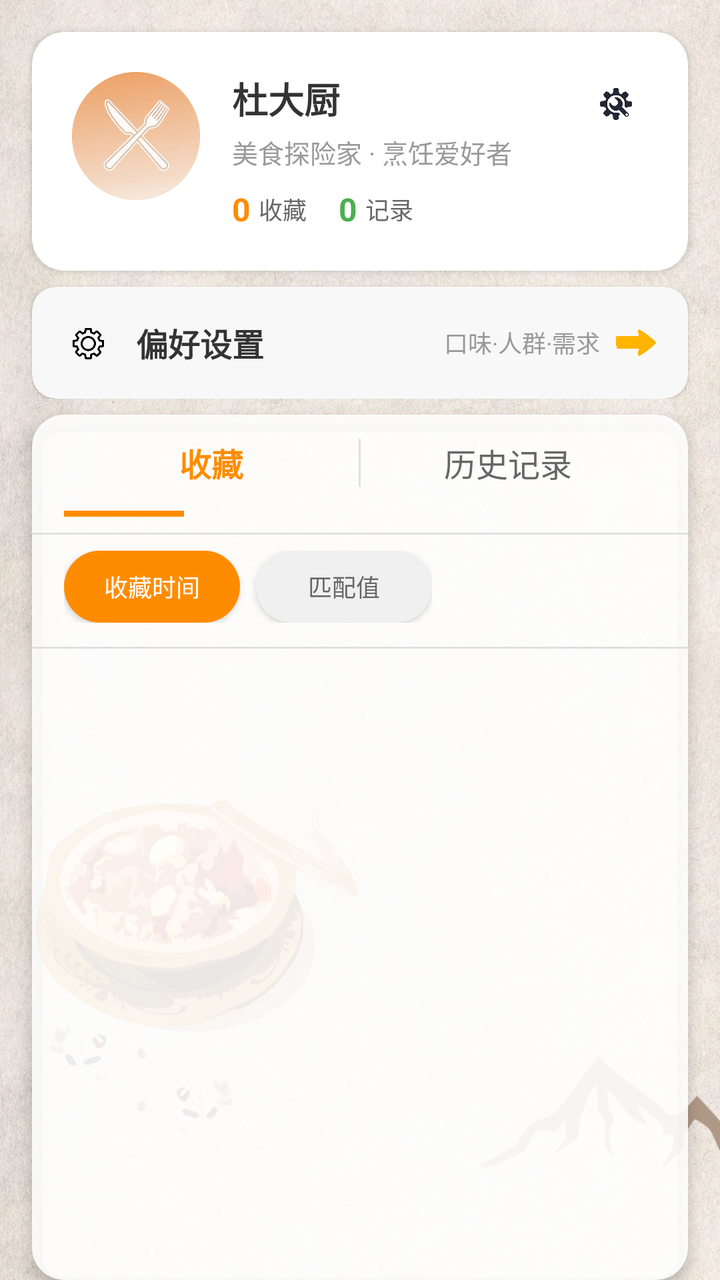
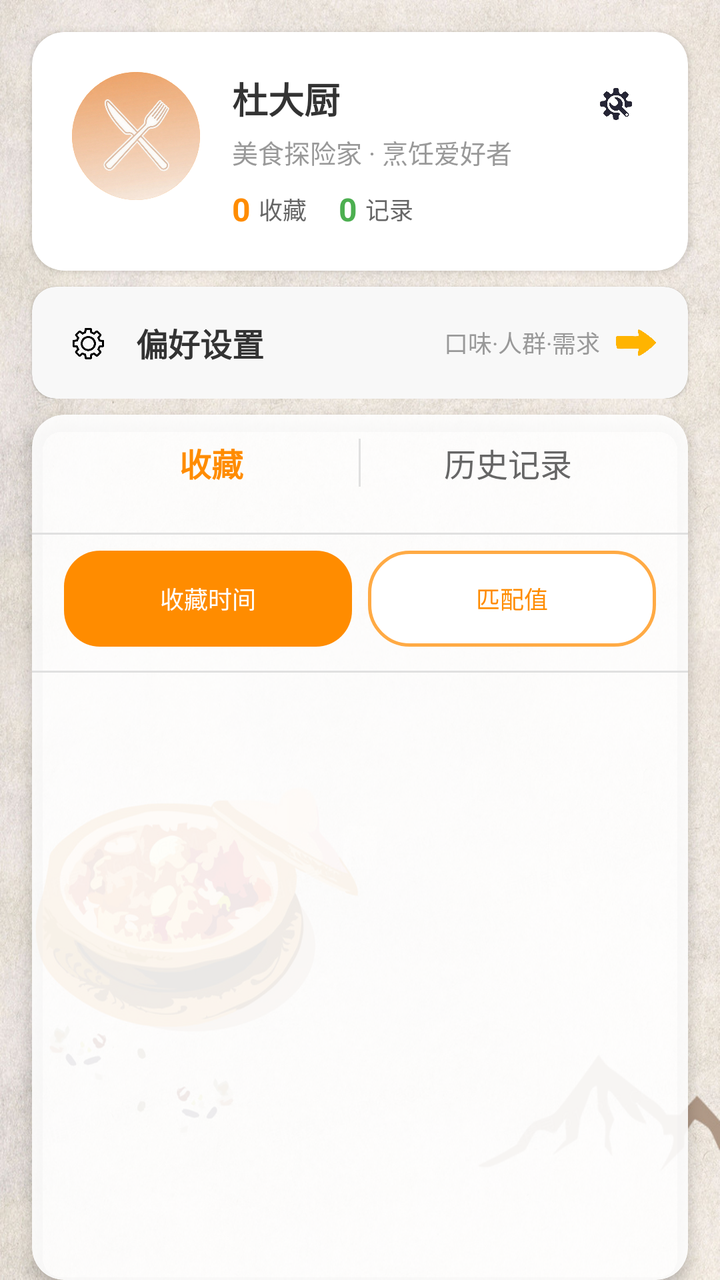

The first picture is an Android layout as it rendered before a commit; the second is the same layout after the commit. The layout source and the unified diff follow.
<!-- AndroidManifest.xml: application theme Theme.Kitchenmanager -->
<!-- res/layout/fragment_mine.xml -->
<?xml version="1.0" encoding="utf-8"?>
<androidx.constraintlayout.widget.ConstraintLayout xmlns:android="http://schemas.android.com/apk/res/android"
    xmlns:app="http://schemas.android.com/apk/res-auto"
    xmlns:tools="http://schemas.android.com/tools"
    android:layout_width="match_parent"
    android:layout_height="match_parent"
    android:background="@drawable/bg">

    
    <ScrollView
        android:id="@+id/scroll_top"
        android:layout_width="0dp"
        android:layout_height="wrap_content"
        android:fillViewport="true"
        android:scrollbars="none"
        app:layout_constraintTop_toTopOf="parent"
        app:layout_constraintStart_toStartOf="parent"
        app:layout_constraintEnd_toEndOf="parent"
        app:layout_constraintBottom_toTopOf="@+id/recipe_container">

        <LinearLayout
            android:layout_width="match_parent"
            android:layout_height="wrap_content"
            android:orientation="vertical"
            android:paddingBottom="8dp">

            
            <androidx.cardview.widget.CardView
                android:id="@+id/card_user_info"
                android:layout_width="match_parent"
                android:layout_height="wrap_content"
                android:layout_marginHorizontal="16dp"
                android:layout_marginTop="16dp"
                android:layout_marginBottom="8dp"
                app:cardBackgroundColor="#FFFFFF"
                app:cardCornerRadius="16dp"
                app:cardElevation="2dp">

                <LinearLayout
                    android:layout_width="match_parent"
                    android:layout_height="wrap_content"
                    android:orientation="horizontal"
                    android:padding="20dp">

                    <ImageView
                        android:id="@+id/iv_mine_avatar"
                        android:layout_width="64dp"
                        android:layout_height="64dp"
                        android:background="@drawable/bg_avatar_circle"
                        android:clipToOutline="true"
                        android:contentDescription="用户头像"
                        android:scaleType="centerCrop"
                        android:src="@drawable/ic_logo_orange" />

                    <LinearLayout
                        android:layout_width="0dp"
                        android:layout_height="wrap_content"
                        android:layout_marginStart="16dp"
                        android:layout_weight="1"
                        android:gravity="center_vertical"
                        android:orientation="vertical">

                        <TextView
                            android:id="@+id/tv_mine_name"
                            android:layout_width="wrap_content"
                            android:layout_height="wrap_content"
                            android:text="杜大厨"
                            android:textColor="#333333"
                            android:textSize="18sp"
                            android:textStyle="bold" />

                        <TextView
                            android:id="@+id/tv_mine_title"
                            android:layout_width="wrap_content"
                            android:layout_height="wrap_content"
                            android:layout_marginTop="4dp"
                            android:text="美食探险家 · 烹饪爱好者"
                            android:textColor="#999999"
                            android:textSize="13sp" />

                        <LinearLayout
                            android:layout_width="wrap_content"
                            android:layout_height="wrap_content"
                            android:layout_marginTop="8dp"
                            android:orientation="horizontal">

                            <LinearLayout
                                android:layout_width="wrap_content"
                                android:layout_height="wrap_content"
                                android:layout_marginEnd="16dp"
                                android:gravity="center_vertical"
                                android:orientation="horizontal">

                                <TextView
                                    android:id="@+id/fav_amount"
                                    android:layout_width="wrap_content"
                                    android:layout_height="wrap_content"
                                    android:text="0"
                                    android:textColor="#FF8C00"
                                    android:textSize="16sp"
                                    android:textStyle="bold" />

                                <TextView
                                    android:layout_width="wrap_content"
                                    android:layout_height="wrap_content"
                                    android:layout_marginStart="4dp"
                                    android:text="收藏"
                                    android:textColor="#666666"
                                    android:textSize="12sp" />
                            </LinearLayout>

                            <LinearLayout
                                android:layout_width="wrap_content"
                                android:layout_height="wrap_content"
                                android:gravity="center_vertical"
                                android:orientation="horizontal">

                                <TextView
                                    android:id="@+id/history_amount"
                                    android:layout_width="wrap_content"
                                    android:layout_height="wrap_content"
                                    android:text="0"
                                    android:textColor="#4CAF50"
                                    android:textSize="16sp"
                                    android:textStyle="bold" />

                                <TextView
                                    android:layout_width="wrap_content"
                                    android:layout_height="wrap_content"
                                    android:layout_marginStart="4dp"
                                    android:text="记录"
                                    android:textColor="#666666"
                                    android:textSize="12sp" />
                            </LinearLayout>
                        </LinearLayout>
                    </LinearLayout>

                    <ImageView
                        android:id="@+id/iv_edit_profile"
                        android:layout_width="32dp"
                        android:layout_height="32dp"
                        android:background="?selectableItemBackgroundBorderless"
                        android:contentDescription="编辑资料"
                        android:padding="8dp"
                        android:src="@drawable/set" />
                </LinearLayout>
            </androidx.cardview.widget.CardView>

            
            <androidx.cardview.widget.CardView
                android:id="@+id/card_preference"
                android:layout_width="match_parent"
                android:layout_height="wrap_content"
                android:layout_marginHorizontal="16dp"
                android:layout_marginTop="0dp"
                android:layout_marginBottom="0dp"
                app:cardBackgroundColor="#F8F8F8"
                app:cardCornerRadius="12dp"
                app:cardElevation="1dp">

                <LinearLayout
                    android:layout_width="match_parent"
                    android:layout_height="wrap_content"
                    android:layout_marginBottom="0dp"
                    android:gravity="center_vertical"
                    android:orientation="horizontal"
                    android:padding="16dp">

                    <ImageView
                        android:layout_width="24dp"
                        android:layout_height="24dp"
                        android:src="@drawable/ic_preference"
                        app:tint="#FF8C00" />

                    <TextView
                        android:layout_width="0dp"
                        android:layout_height="wrap_content"
                        android:layout_marginStart="12dp"
                        android:layout_weight="1"
                        android:text="偏好设置"
                        android:textColor="#333333"
                        android:textSize="16sp"
                        android:textStyle="bold" />

                    <TextView
                        android:id="@+id/tv_preference_summary"
                        android:layout_width="wrap_content"
                        android:layout_height="wrap_content"
                        android:layout_marginEnd="8dp"
                        android:text="口味·人群·需求"
                        android:textColor="#999999"
                        android:textSize="12sp" />

                    <ImageView
                        android:layout_width="20dp"
                        android:layout_height="20dp"
                        android:src="@drawable/right_arrow"
                        app:tint="#CCCCCC" />
                </LinearLayout>
            </androidx.cardview.widget.CardView>
        </LinearLayout>
    </ScrollView>

    
    <androidx.cardview.widget.CardView
        android:id="@+id/recipe_container"
        android:layout_width="0dp"
        android:layout_height="0dp"
        android:layout_marginHorizontal="16dp"
        android:layout_marginTop="0dp"
        android:layout_marginBottom="0dp"
        app:cardBackgroundColor="#E6FFFFFF"
        app:cardCornerRadius="16dp"
        app:cardElevation="4dp"
        app:layout_constraintTop_toBottomOf="@+id/scroll_top"
        app:layout_constraintBottom_toBottomOf="parent"
        app:layout_constraintStart_toStartOf="parent"
        app:layout_constraintEnd_toEndOf="parent">

        <LinearLayout
            android:layout_width="match_parent"
            android:layout_height="match_parent"
            android:orientation="vertical">

            
            <LinearLayout
                android:id="@+id/tab_layout"
                android:layout_width="match_parent"
                android:layout_height="48dp"
                android:orientation="horizontal"
                android:paddingHorizontal="16dp">

                <TextView
                    android:id="@+id/tab_favorite"
                    android:layout_width="0dp"
                    android:layout_height="match_parent"
                    android:layout_weight="1"
                    android:background="?selectableItemBackground"
                    android:gravity="center"
                    android:text="收藏"
                    android:textColor="#FF8C00"
                    android:textSize="16sp"
                    android:textStyle="bold" />

                <View
                    android:layout_width="1dp"
                    android:layout_height="24dp"
                    android:layout_gravity="center_vertical"
                    android:background="#E0E0E0" />

                <TextView
                    android:id="@+id/tab_history"
                    android:layout_width="0dp"
                    android:layout_height="match_parent"
                    android:layout_weight="1"
                    android:background="?selectableItemBackground"
                    android:gravity="center"
                    android:text="历史记录"
                    android:textColor="#666666"
                    android:textSize="16sp" />
            </LinearLayout>

            
            <View
                android:id="@+id/tab_indicator"
                android:layout_width="60dp"
                android:layout_height="3dp"
                android:layout_marginStart="16dp"
                android:background="#FF8C00" />

            
            <View
                android:layout_width="match_parent"
                android:layout_height="1dp"
                android:layout_marginTop="8dp"
                android:background="#E0E0E0" />

            
            <HorizontalScrollView
                android:id="@+id/sort_scroll"
                android:layout_width="match_parent"
                android:layout_height="wrap_content"
                android:layout_marginTop="8dp"
                android:layout_marginBottom="8dp"
                android:paddingHorizontal="16dp"
                android:visibility="visible">

                <LinearLayout
                    android:layout_width="wrap_content"
                    android:layout_height="wrap_content"
                    android:orientation="horizontal">

                    <Button
                        android:id="@+id/btn_sort_time"
                        android:layout_width="wrap_content"
                        android:layout_height="36dp"
                        android:layout_marginEnd="8dp"
                        android:background="@drawable/bg_tab_selected"
                        android:paddingStart="16dp"
                        android:paddingEnd="16dp"
                        android:text="收藏时间"
                        android:textColor="#FFFFFF"
                        android:textSize="12sp" />

                    <Button
                        android:id="@+id/btn_sort_match"
                        android:layout_width="wrap_content"
                        android:layout_height="36dp"
                        android:background="@drawable/bg_tab_normal"
                        android:paddingStart="16dp"
                        android:paddingEnd="16dp"
                        android:text="匹配值"
                        android:textColor="#666666"
                        android:textSize="12sp" />
                </LinearLayout>
            </HorizontalScrollView>

            
            <View
                android:layout_width="match_parent"
                android:layout_height="1dp"
                android:layout_marginTop="4dp"
                android:background="#E0E0E0" />

            
            <FrameLayout
                android:layout_width="match_parent"
                android:layout_height="0dp"
                android:layout_weight="1"
                android:padding="4dp">

                
                <LinearLayout
                    android:id="@+id/favorite_container"
                    android:layout_width="match_parent"
                    android:layout_height="match_parent"
                    android:orientation="vertical"
                    android:visibility="visible">

                    <androidx.recyclerview.widget.RecyclerView
                        android:id="@+id/rv_favorites"
                        android:layout_width="match_parent"
                        android:layout_height="match_parent"
                        android:clipToPadding="false"
                        android:paddingHorizontal="8dp"
                        android:paddingVertical="4dp" />

                    <ProgressBar
                        android:id="@+id/fav_progress"
                        android:layout_width="wrap_content"
                        android:layout_height="wrap_content"
                        android:layout_gravity="center"
                        android:visibility="gone" />

                    <TextView
                        android:id="@+id/fav_empty"
                        android:layout_width="match_parent"
                        android:layout_height="match_parent"
                        android:gravity="center"
                        android:text="暂无收藏内容"
                        android:textColor="#999999"
                        android:textSize="14sp"
                        android:visibility="gone" />
                </LinearLayout>

                
                <LinearLayout
                    android:id="@+id/history_container"
                    android:layout_width="match_parent"
                    android:layout_height="match_parent"
                    android:orientation="vertical"
                    android:visibility="gone">

                    <androidx.recyclerview.widget.RecyclerView
                        android:id="@+id/rv_history"
                        android:layout_width="match_parent"
                        android:layout_height="match_parent"
                        android:clipToPadding="false"
                        android:paddingHorizontal="8dp"
                        android:paddingVertical="4dp" />

                    <ProgressBar
                        android:id="@+id/history_progress"
                        android:layout_width="wrap_content"
                        android:layout_height="wrap_content"
                        android:layout_gravity="center"
                        android:visibility="gone" />

                    <TextView
                        android:id="@+id/history_empty"
                        android:layout_width="match_parent"
                        android:layout_height="match_parent"
                        android:gravity="center"
                        android:text="暂无烹饪记录"
                        android:textColor="#999999"
                        android:textSize="14sp"
                        android:visibility="gone" />
                </LinearLayout>
            </FrameLayout>
        </LinearLayout>
    </androidx.cardview.widget.CardView>
</androidx.constraintlayout.widget.ConstraintLayout>
<!-- resources referenced by this layout -->
<resources>
  <!-- drawable bg: jpg bitmap (drawable, 341684 bytes) -->
  <!-- drawable bg_avatar_circle (drawable) -->
  <?xml version="1.0" encoding="utf-8"?>
  <shape xmlns:android="http://schemas.android.com/apk/res/android"
      android:shape="oval">
      <solid android:color="#F0F0F0" />
      <stroke android:width="2dp" android:color="#FF8C00" />
  </shape>
  <!-- drawable bg_tab_normal (drawable) -->
  <?xml version="1.0" encoding="utf-8"?>
  <shape xmlns:android="http://schemas.android.com/apk/res/android"
      android:shape="rectangle">
      <solid android:color="#F0F0F0" />
      <corners android:radius="18dp" />
  </shape>
  <!-- drawable bg_tab_selected (drawable) -->
  <?xml version="1.0" encoding="utf-8"?>
  <shape xmlns:android="http://schemas.android.com/apk/res/android"
      android:shape="rectangle">
      <solid android:color="#FF8C00" />
      <corners android:radius="18dp" />
  </shape>
  <!-- drawable ic_logo_orange: png bitmap (drawable, 921157 bytes) -->
  <!-- drawable ic_preference: png bitmap (drawable, 25351 bytes) -->
  <!-- drawable right_arrow: png bitmap (drawable, 54175 bytes) -->
  <!-- drawable set: png bitmap (drawable, 98298 bytes) -->
  <style name="Theme.Kitchenmanager" parent="Base.Theme.Kitchenmanager" />
  <style name="Base.Theme.Kitchenmanager" parent="Theme.MaterialComponents.DayNight.NoActionBar.Bridge">
          
          
      </style>
</resources>

<!-- the commit's change to res/layout/fragment_mine.xml (unified diff, before → after) -->
@@ -263,7 +263,7 @@
             
             <View
                 android:id="@+id/tab_indicator"
-                android:layout_width="60dp"
+                android:layout_width="0dp"
                 android:layout_height="3dp"
                 android:layout_marginStart="16dp"
                 android:background="#FF8C00" />
@@ -276,44 +276,43 @@
                 android:background="#E0E0E0" />
 
             
-            <HorizontalScrollView
+            <LinearLayout
                 android:id="@+id/sort_scroll"
                 android:layout_width="match_parent"
                 android:layout_height="wrap_content"
                 android:layout_marginTop="8dp"
                 android:layout_marginBottom="8dp"
+                android:orientation="horizontal"
                 android:paddingHorizontal="16dp"
                 android:visibility="visible">
 
-                <LinearLayout
-                    android:layout_width="wrap_content"
-                    android:layout_height="wrap_content"
-                    android:orientation="horizontal">
-
-                    <Button
-                        android:id="@+id/btn_sort_time"
-                        android:layout_width="wrap_content"
-                        android:layout_height="36dp"
-                        android:layout_marginEnd="8dp"
-                        android:background="@drawable/bg_tab_selected"
-                        android:paddingStart="16dp"
-                        android:paddingEnd="16dp"
-                        android:text="收藏时间"
-                        android:textColor="#FFFFFF"
-                        android:textSize="12sp" />
-
-                    <Button
-                        android:id="@+id/btn_sort_match"
-                        android:layout_width="wrap_content"
-                        android:layout_height="36dp"
-                        android:background="@drawable/bg_tab_normal"
-                        android:paddingStart="16dp"
-                        android:paddingEnd="16dp"
-                        android:text="匹配值"
-                        android:textColor="#666666"
-                        android:textSize="12sp" />
-                </LinearLayout>
-            </HorizontalScrollView>
+                <Button
+                    android:id="@+id/btn_sort_time"
+                    android:layout_width="0dp"
+                    android:layout_height="48dp"
+                    android:layout_weight="1"
+                    android:layout_marginEnd="8dp"
+                    android:background="@drawable/bg_tab_selected"
+                    android:paddingStart="16dp"
+                    android:paddingEnd="16dp"
+                    android:text="收藏时间"
+                    android:textColor="#FFFFFF"
+                    android:textSize="12sp"
+                    android:stateListAnimator="@null" />
+
+                <Button
+                    android:id="@+id/btn_sort_match"
+                    android:layout_width="0dp"
+                    android:layout_height="48dp"
+                    android:layout_weight="1"
+                    android:background="@drawable/bg_tab_normal_new"
+                    android:paddingStart="16dp"
+                    android:paddingEnd="16dp"
+                    android:text="匹配值"
+                    android:textColor="#FF8C00"
+                    android:textSize="12sp"
+                    android:stateListAnimator="@null" />
+            </LinearLayout>
 
             
             <View
<!-- resource entries referenced after the edit -->
@@ -8,12 +8,16 @@
       <solid android:color="#F0F0F0" />
       <stroke android:width="2dp" android:color="#FF8C00" />
   </shape>
-  <!-- drawable bg_tab_normal (drawable) -->
+  <!-- drawable bg_tab_normal_new (drawable) -->
   <?xml version="1.0" encoding="utf-8"?>
-  <shape xmlns:android="http://schemas.android.com/apk/res/android"
+  <shape
+      xmlns:android="http://schemas.android.com/apk/res/android"
       android:shape="rectangle">
-      <solid android:color="#F0F0F0" />
-      <corners android:radius="18dp" />
+      <solid android:color="#FFFFFF" />
+      <stroke
+          android:width="1.5dp"
+          android:color="#FFAA44" />
+      <corners android:radius="20dp" />
   </shape>
   <!-- drawable bg_tab_selected (drawable) -->
   <?xml version="1.0" encoding="utf-8"?>
